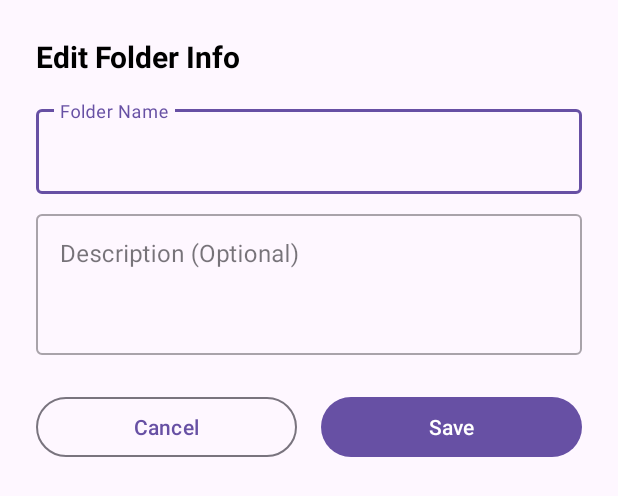
After one commit to iamkhanhh/Cloudy-FE, an Android app: the layout dialog_edit_album.xml on its own in the app's theme, with its tools: preview values and no code run, on a phone screen of 412 x 824 dp. The commit adds this screen. Shown: the top 496 px of the screen. Run offline under Robolectric (Android 15) with nearby library versions, the phone set to English and light mode, and no system bars; network calls fail.

Commit message:
feat(not working): edit sửa tên, caption cho file và tên, des cho folder

```diff
--- /dev/null
+++ b/app/src/main/res/layout/dialog_edit_album.xml
@@ -0,0 +1,70 @@
+<?xml version="1.0" encoding="utf-8"?>
+<LinearLayout xmlns:android="http://schemas.android.com/apk/res/android"
+    android:layout_width="match_parent"
+    android:layout_height="wrap_content"
+    android:orientation="vertical"
+    android:padding="24dp">
+
+    <TextView
+        android:layout_width="wrap_content"
+        android:layout_height="wrap_content"
+        android:text="Edit Folder Info"
+        android:textSize="20sp"
+        android:textStyle="bold"
+        android:textColor="@color/black"
+        android:layout_marginBottom="16dp"/>
+
+    <com.google.android.material.textfield.TextInputLayout
+        android:id="@+id/layout_album_name"
+        style="@style/Widget.MaterialComponents.TextInputLayout.OutlinedBox"
+        android:layout_width="match_parent"
+        android:layout_height="wrap_content"
+        android:hint="Folder Name">
+
+        <com.google.android.material.textfield.TextInputEditText
+            android:id="@+id/edit_text_album_name"
+            android:layout_width="match_parent"
+            android:layout_height="wrap_content" />
+    </com.google.android.material.textfield.TextInputLayout>
+
+    <com.google.android.material.textfield.TextInputLayout
+        android:id="@+id/layout_album_description"
+        style="@style/Widget.MaterialComponents.TextInputLayout.OutlinedBox"
+        android:layout_width="match_parent"
+        android:layout_height="wrap_content"
+        android:layout_marginTop="8dp"
+        android:hint="Description (Optional)">
+
+        <com.google.android.material.textfield.TextInputEditText
+            android:id="@+id/edit_text_album_description"
+            android:layout_width="match_parent"
+            android:layout_height="wrap_content"
+            android:gravity="top"
+            android:lines="3"/>
+    </com.google.android.material.textfield.TextInputLayout>
+    <!-- Các nút Save, Cancel tương tự dialog_edit_media -->
+    <LinearLayout
+        android:layout_width="match_parent"
+        android:layout_height="wrap_content"
+        android:orientation="horizontal"
+        android:layout_marginTop="24dp">
+
+        <Button
+            android:id="@+id/button_cancel"
+            style="?attr/materialButtonOutlinedStyle"
+            android:layout_width="0dp"
+            android:layout_height="wrap_content"
+            android:layout_weight="1"
+            android:text="Cancel"
+            android:layout_marginEnd="8dp"/>
+
+        <Button
+            android:id="@+id/button_save"
+            android:layout_width="0dp"
+            android:layout_height="wrap_content"
+            android:layout_weight="1"
+            android:text="Save"
+            android:layout_marginStart="8dp"/>
+    </LinearLayout>
+
+</LinearLayout>
```
Also changed, not shown: app/src/main/java/com/example/cloudstorage/HomePage.java (+101 -2 lines), app/src/main/res/layout/dialog_edit_media.xml (added, +68 -0 lines).
